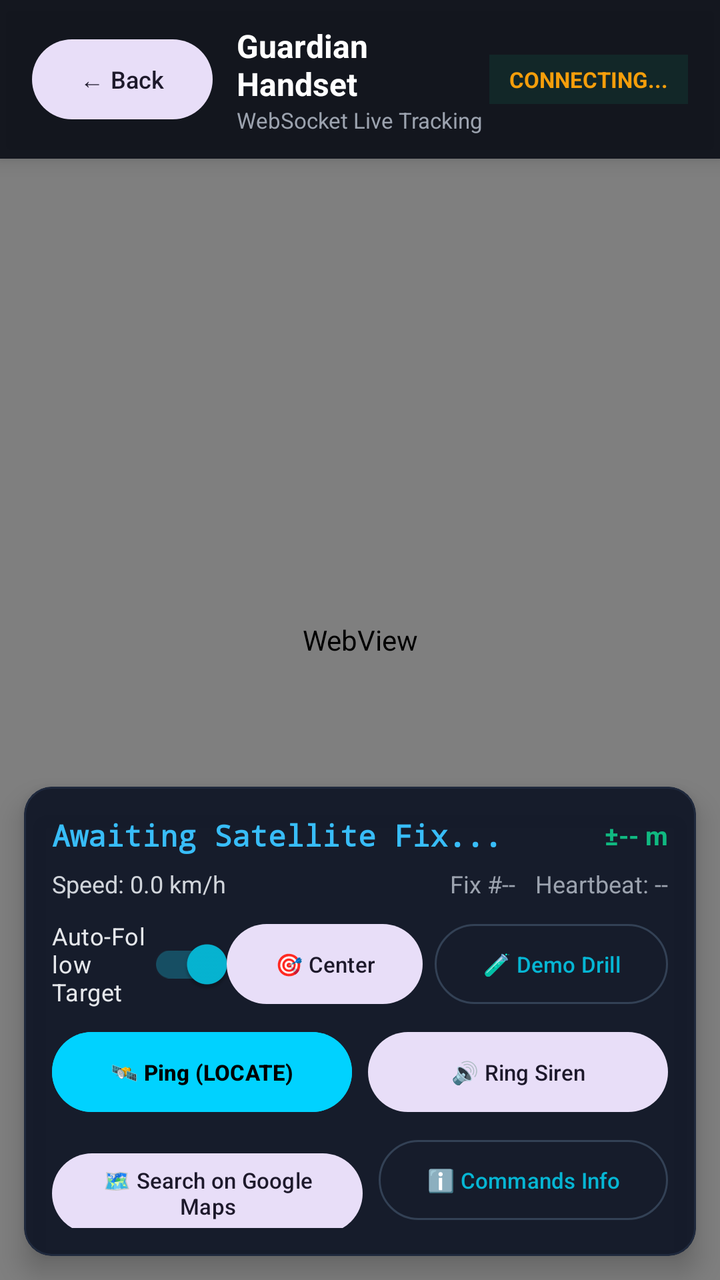
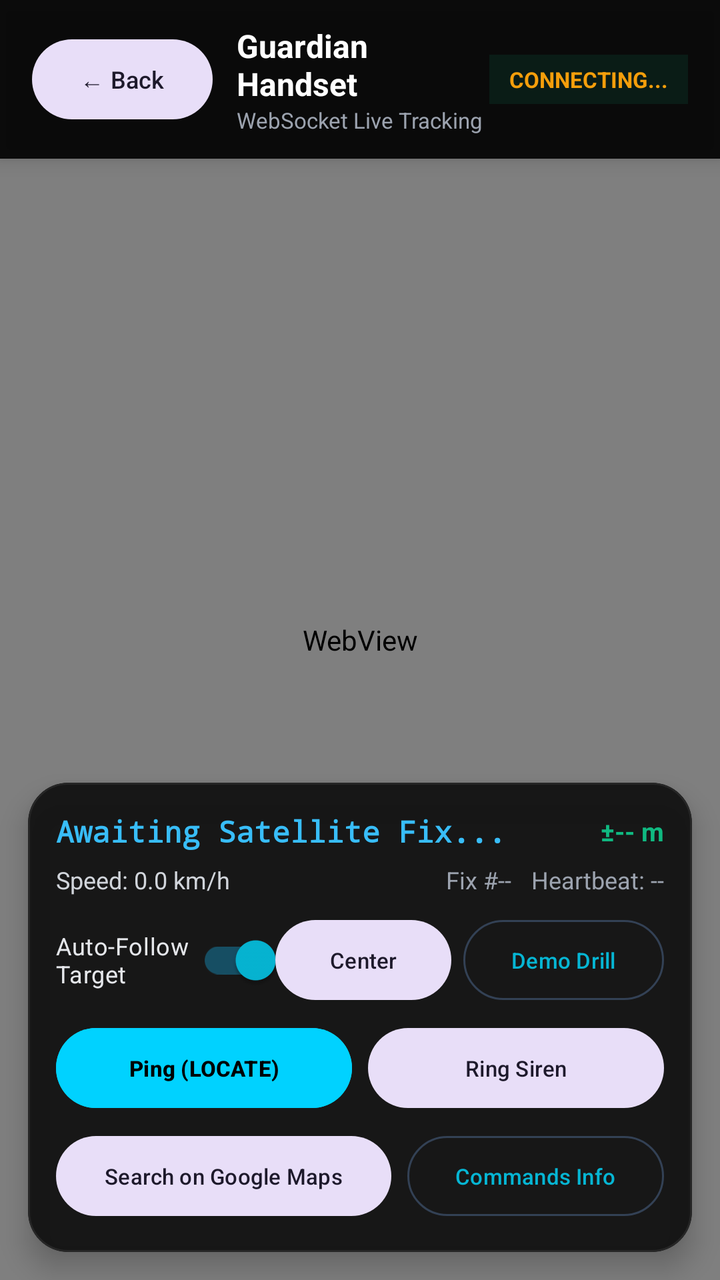

An Android layout rendered at two revisions. The XML below is the earlier revision; the diff shows what the commit changed to produce the second picture.
<!-- AndroidManifest.xml: application theme Theme.Admin -->
<!-- res/layout/activity_live_tracking.xml -->
<?xml version="1.0" encoding="utf-8"?>
<RelativeLayout xmlns:android="http://schemas.android.com/apk/res/android"
    xmlns:app="http://schemas.android.com/apk/res-auto"
    android:layout_width="match_parent"
    android:layout_height="match_parent"
    android:background="#0A0E17">

    
    <WebView
        android:id="@+id/webViewMap"
        android:layout_width="match_parent"
        android:layout_height="match_parent" />

    
    <LinearLayout
        android:id="@+id/topBar"
        android:layout_width="match_parent"
        android:layout_height="wrap_content"
        android:layout_alignParentTop="true"
        android:background="#E60A0E17"
        android:elevation="6dp"
        android:gravity="center_vertical"
        android:orientation="horizontal"
        android:paddingHorizontal="16dp"
        android:paddingVertical="12dp">

        <Button
            android:id="@+id/btnBack"
            style="@style/Widget.Material3.Button.TonalButton"
            android:layout_width="wrap_content"
            android:layout_height="wrap_content"
            android:text="← Back"
            android:textSize="12sp" />

        <LinearLayout
            android:layout_width="0dp"
            android:layout_height="wrap_content"
            android:layout_marginStart="12dp"
            android:layout_weight="1"
            android:orientation="vertical">

            <TextView
                android:id="@+id/tvDeviceTitle"
                android:layout_width="wrap_content"
                android:layout_height="wrap_content"
                android:text="Guardian Handset"
                android:textColor="#FFFFFF"
                android:textSize="16sp"
                android:textStyle="bold" />

            <TextView
                android:id="@+id/tvDeviceSubtitle"
                android:layout_width="wrap_content"
                android:layout_height="wrap_content"
                android:text="WebSocket Live Tracking"
                android:textColor="#9CA3AF"
                android:textSize="11sp" />
        </LinearLayout>

        <TextView
            android:id="@+id/tvLiveStatus"
            android:layout_width="wrap_content"
            android:layout_height="wrap_content"
            android:background="#1A10B981"
            android:paddingHorizontal="10dp"
            android:paddingVertical="5dp"
            android:text="CONNECTING..."
            android:textColor="#F59E0B"
            android:textSize="11sp"
            android:textStyle="bold" />
    </LinearLayout>

    
    <com.google.android.material.card.MaterialCardView
        android:id="@+id/cardHud"
        android:layout_width="match_parent"
        android:layout_height="wrap_content"
        android:layout_alignParentBottom="true"
        android:layout_margin="12dp"
        app:cardBackgroundColor="#F2111827"
        app:cardCornerRadius="14dp"
        app:cardElevation="8dp"
        app:strokeColor="#1F293D"
        app:strokeWidth="1dp">

        <LinearLayout
            android:layout_width="match_parent"
            android:layout_height="wrap_content"
            android:orientation="vertical"
            android:padding="14dp">

            
            <LinearLayout
                android:layout_width="match_parent"
                android:layout_height="wrap_content"
                android:gravity="center_vertical"
                android:orientation="horizontal">

                <TextView
                    android:id="@+id/tvHudCoordinates"
                    android:layout_width="0dp"
                    android:layout_height="wrap_content"
                    android:layout_weight="1"
                    android:fontFamily="monospace"
                    android:text="Awaiting Satellite Fix..."
                    android:textColor="#38BDF8"
                    android:textSize="15sp"
                    android:textStyle="bold" />

                <TextView
                    android:id="@+id/tvHudAccuracy"
                    android:layout_width="wrap_content"
                    android:layout_height="wrap_content"
                    android:text="±-- m"
                    android:textColor="#10B981"
                    android:textSize="13sp"
                    android:textStyle="bold" />
            </LinearLayout>

            
            <LinearLayout
                android:layout_width="match_parent"
                android:layout_height="wrap_content"
                android:layout_marginTop="6dp"
                android:gravity="center_vertical"
                android:orientation="horizontal">

                <TextView
                    android:id="@+id/tvHudSpeed"
                    android:layout_width="0dp"
                    android:layout_height="wrap_content"
                    android:layout_weight="1"
                    android:text="Speed: 0.0 km/h"
                    android:textColor="#D1D5DB"
                    android:textSize="12sp" />

                <TextView
                    android:id="@+id/tvHudSequence"
                    android:layout_width="wrap_content"
                    android:layout_height="wrap_content"
                    android:text="Fix #--"
                    android:textColor="#9CA3AF"
                    android:textSize="12sp" />

                <TextView
                    android:id="@+id/tvHudSignalTime"
                    android:layout_width="wrap_content"
                    android:layout_height="wrap_content"
                    android:layout_marginStart="10dp"
                    android:text="Heartbeat: --"
                    android:textColor="#9CA3AF"
                    android:textSize="12sp" />
            </LinearLayout>

            
            <LinearLayout
                android:layout_width="match_parent"
                android:layout_height="wrap_content"
                android:layout_marginTop="8dp"
                android:gravity="center_vertical"
                android:orientation="horizontal">

                <com.google.android.material.switchmaterial.SwitchMaterial
                    android:id="@+id/switchFollowTarget"
                    android:layout_width="0dp"
                    android:layout_height="wrap_content"
                    android:layout_weight="1"
                    android:checked="true"
                    android:text="Auto-Follow Target"
                    android:textColor="#E5E7EB"
                    android:textSize="12sp" />

                <Button
                    android:id="@+id/btnCenterTarget"
                    style="@style/Widget.Material3.Button.TonalButton"
                    android:layout_width="wrap_content"
                    android:layout_height="wrap_content"
                    android:text="🎯 Center"
                    android:textSize="11sp" />

                <Button
                    android:id="@+id/btnSimulateDrill"
                    style="@style/Widget.Material3.Button.OutlinedButton"
                    android:layout_width="wrap_content"
                    android:layout_height="wrap_content"
                    android:layout_marginStart="6dp"
                    android:text="🧪 Demo Drill"
                    android:textSize="11sp" />
            </LinearLayout>

            
            <LinearLayout
                android:layout_width="match_parent"
                android:layout_height="wrap_content"
                android:layout_marginTop="6dp"
                android:orientation="horizontal">

                <Button
                    android:id="@+id/btnPingLocate"
                    style="@style/Widget.Material3.Button"
                    android:layout_width="0dp"
                    android:layout_height="wrap_content"
                    android:layout_weight="1"
                    android:layout_marginEnd="4dp"
                    android:backgroundTint="#00D2FF"
                    android:text="🛰️ Ping (LOCATE)"
                    android:textColor="#000000"
                    android:textSize="11sp"
                    android:textStyle="bold" />

                <Button
                    android:id="@+id/btnRingSiren"
                    style="@style/Widget.Material3.Button.TonalButton"
                    android:layout_width="0dp"
                    android:layout_height="wrap_content"
                    android:layout_weight="1"
                    android:layout_marginStart="4dp"
                    android:text="🔊 Ring Siren"
                    android:textSize="11sp" />
            </LinearLayout>

            
            <LinearLayout
                android:layout_width="match_parent"
                android:layout_height="wrap_content"
                android:layout_marginTop="6dp"
                android:orientation="horizontal">

                <Button
                    android:id="@+id/btnSearchOnMap"
                    style="@style/Widget.Material3.Button.TonalButton"
                    android:layout_width="0dp"
                    android:layout_height="wrap_content"
                    android:layout_weight="1"
                    android:layout_marginEnd="4dp"
                    android:text="🗺️ Search on Google Maps"
                    android:textSize="11sp" />

                <Button
                    android:id="@+id/btnCommandInfo"
                    style="@style/Widget.Material3.Button.OutlinedButton"
                    android:layout_width="wrap_content"
                    android:layout_height="wrap_content"
                    android:layout_marginStart="4dp"
                    android:text="ℹ️ Commands Info"
                    android:textSize="11sp" />
            </LinearLayout>

        </LinearLayout>
    </com.google.android.material.card.MaterialCardView>

</RelativeLayout>
<!-- resources referenced by this layout -->
<resources>
  <style name="Theme.Admin" parent="Theme.Material3.DayNight.NoActionBar">
          <item name="colorPrimary">#06B6D4</item>
          <item name="colorOnPrimary">#04151F</item>
          <item name="colorPrimaryContainer">#164E63</item>
          <item name="colorOnPrimaryContainer">#CFFAFE</item>
          <item name="colorSecondary">#38BDF8</item>
          <item name="colorOnSecondary">#082F49</item>
          <item name="android:windowBackground">#0B1120</item>
          <item name="colorSurface">#0F172A</item>
          <item name="colorOnSurface">#F8FAFC</item>
          <item name="colorSurfaceVariant">#1E293B</item>
          <item name="colorOnSurfaceVariant">#94A3B8</item>
          <item name="colorOutline">#334155</item>
          <item name="android:statusBarColor">#0B1120</item>
          <item name="android:navigationBarColor">#0B1120</item>
      </style>
</resources>

<!-- the commit's change to res/layout/activity_live_tracking.xml (unified diff, before → after) -->
@@ -3,7 +3,7 @@
     xmlns:app="http://schemas.android.com/apk/res-auto"
     android:layout_width="match_parent"
     android:layout_height="match_parent"
-    android:background="#0A0E17">
+    android:background="#000000">
 
     
     <WebView
@@ -17,7 +17,7 @@
         android:layout_width="match_parent"
         android:layout_height="wrap_content"
         android:layout_alignParentTop="true"
-        android:background="#E60A0E17"
+        android:background="#E6000000"
         android:elevation="6dp"
         android:gravity="center_vertical"
         android:orientation="horizontal"
@@ -76,11 +76,11 @@
         android:layout_width="match_parent"
         android:layout_height="wrap_content"
         android:layout_alignParentBottom="true"
-        android:layout_margin="12dp"
-        app:cardBackgroundColor="#F2111827"
-        app:cardCornerRadius="14dp"
+        android:layout_margin="14dp"
+        app:cardBackgroundColor="#F2121212"
+        app:cardCornerRadius="20dp"
         app:cardElevation="8dp"
-        app:strokeColor="#1F293D"
+        app:strokeColor="#262626"
         app:strokeWidth="1dp">
 
         <LinearLayout
@@ -175,7 +175,7 @@
                     style="@style/Widget.Material3.Button.TonalButton"
                     android:layout_width="wrap_content"
                     android:layout_height="wrap_content"
-                    android:text="🎯 Center"
+                    android:text="Center"
                     android:textSize="11sp" />
 
                 <Button
@@ -184,7 +184,7 @@
                     android:layout_width="wrap_content"
                     android:layout_height="wrap_content"
                     android:layout_marginStart="6dp"
-                    android:text="🧪 Demo Drill"
+                    android:text="Demo Drill"
                     android:textSize="11sp" />
             </LinearLayout>
 
@@ -203,7 +203,7 @@
                     android:layout_weight="1"
                     android:layout_marginEnd="4dp"
                     android:backgroundTint="#00D2FF"
-                    android:text="🛰️ Ping (LOCATE)"
+                    android:text="Ping (LOCATE)"
                     android:textColor="#000000"
                     android:textSize="11sp"
                     android:textStyle="bold" />
@@ -215,7 +215,7 @@
                     android:layout_height="wrap_content"
                     android:layout_weight="1"
                     android:layout_marginStart="4dp"
-                    android:text="🔊 Ring Siren"
+                    android:text="Ring Siren"
                     android:textSize="11sp" />
             </LinearLayout>
 
@@ -233,7 +233,7 @@
                     android:layout_height="wrap_content"
                     android:layout_weight="1"
                     android:layout_marginEnd="4dp"
-                    android:text="🗺️ Search on Google Maps"
+                    android:text="Search on Google Maps"
                     android:textSize="11sp" />
 
                 <Button
@@ -242,7 +242,7 @@
                     android:layout_width="wrap_content"
                     android:layout_height="wrap_content"
                     android:layout_marginStart="4dp"
-                    android:text="ℹ️ Commands Info"
+                    android:text="Commands Info"
                     android:textSize="11sp" />
             </LinearLayout>
 
